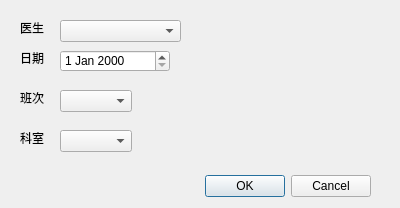
This is AddDutyDialog.ui in QZero233/QTHospitalManager as Qt 5 draws it before an edit. The edited form follows.
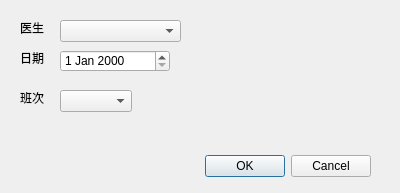
This is the edited form.

The edit to the form file:
```diff
--- a/AddDutyDialog.ui
+++ b/AddDutyDialog.ui
@@ -7,7 +7,7 @@
     <x>0</x>
     <y>0</y>
     <width>400</width>
-    <height>208</height>
+    <height>193</height>
    </rect>
   </property>
   <property name="windowTitle">
@@ -17,7 +17,7 @@
    <property name="geometry">
     <rect>
      <x>30</x>
-     <y>170</y>
+     <y>150</y>
      <width>341</width>
      <height>32</height>
     </rect>
@@ -98,29 +98,6 @@
     </rect>
    </property>
   </widget>
-  <widget class="QLabel" name="label_4">
-   <property name="geometry">
-    <rect>
-     <x>20</x>
-     <y>130</y>
-     <width>31</width>
-     <height>16</height>
-    </rect>
-   </property>
-   <property name="text">
-    <string>科室</string>
-   </property>
-  </widget>
-  <widget class="QComboBox" name="comboBox_department">
-   <property name="geometry">
-    <rect>
-     <x>60</x>
-     <y>130</y>
-     <width>72</width>
-     <height>22</height>
-    </rect>
-   </property>
-  </widget>
  </widget>
  <resources/>
  <connections>
```
Left out of the diff: 2 changed lines with no effect on the pictures.
